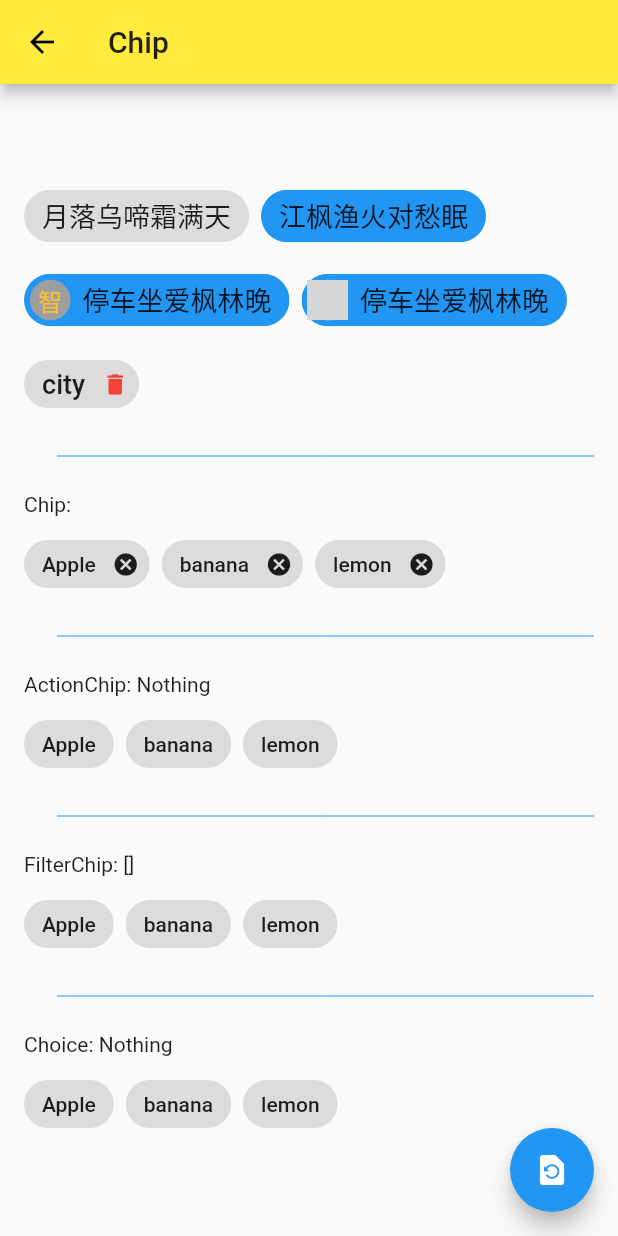
After one commit to potDevil/flutter_first_app, a Flutter app: the screen it shows after launch, after a tap on "Chip", on a phone screen of 412 x 824 dp. The commit adds this screen. Run offline on Flutter 3.47's test engine with Material 2 defaults, Android fonts, the phone set to English and light mode, and no system bars; network calls fail; grey boxes are pictures that could not be loaded.

Commit message:
Flutter移动应用:MDC

```diff
--- /dev/null
+++ b/lib/demo/MDC/chip_demo.dart
@@ -0,0 +1,233 @@
+///Created by fuzhi on 2019-06-13
+
+import 'package:flutter/material.dart';
+
+class ChipDemo extends StatefulWidget {
+  @override
+  _ChipDemoState createState() => _ChipDemoState();
+}
+
+class _ChipDemoState extends State<ChipDemo> {
+  List<String> _tags = [
+    'Apple',
+    'banana',
+    'lemon',
+  ];
+
+  String _action = 'Nothing';
+
+  List<String> _selected = [];
+
+  String _choice = 'Nothing';
+
+  @override
+  Widget build(BuildContext context) {
+    return Scaffold(
+      appBar: AppBar(
+        title: Text('Chip'),
+      ),
+      body: Container(
+        padding: EdgeInsets.all(16.0),
+        child: Column(
+          mainAxisAlignment: MainAxisAlignment.center,
+          children: <Widget>[
+            Wrap(
+              spacing: 8.0,
+              // 行与行之间的间隔
+              runSpacing: 8.0,
+              children: <Widget>[
+                Chip(
+                  label: Text(
+                    '月落乌啼霜满天',
+                    style: TextStyle(
+                      fontSize: 18,
+                    ),
+                  ),
+                ),
+                Chip(
+                  label: Text(
+                    '江枫渔火对愁眠',
+                    style: TextStyle(
+                      fontSize: 18,
+                    ),
+                  ),
+                  backgroundColor: Colors.blue,
+                ),
+                Chip(
+                  label: Text(
+                    '停车坐爱枫林晚',
+                    style: TextStyle(
+                      fontSize: 18,
+                    ),
+                  ),
+                  backgroundColor: Colors.blue,
+                  avatar: CircleAvatar(
+                    backgroundColor: Colors.grey,
+                    child: Text('智'),
+                  ),
+                ),
+                Chip(
+                  label: Text(
+                    '停车坐爱枫林晚',
+                    style: TextStyle(
+                      fontSize: 18,
+                    ),
+                  ),
+                  backgroundColor: Colors.blue,
+                  avatar: CircleAvatar(
+                    backgroundImage: NetworkImage(
+                      'https://ss1.bdstatic.com/70cFvXSh_Q1YnxGkpoWK1HF6hhy/it/u=2882626737,2721711986&fm=27&gp=0.jpg',
+                    ),
+                  ),
+                ),
+                // 删除小按钮
+                Chip(
+                  label: Text(
+                    'city',
+                    style: TextStyle(fontSize: 18),
+                  ),
+                  onDeleted: () {},
+                  deleteIcon: Icon(Icons.delete),
+                  deleteIconColor: Colors.red,
+                  // 长按小图标出现的文字
+                  deleteButtonTooltipMessage: 'delete',
+                ),
+                // ------------------------------------------------
+                // 分割线
+                Divider(
+                  // 颜色-蓝色
+                  color: Colors.blue,
+                  // 离上边的高度
+                  height: 32,
+                  // 距离左边的缩进
+                  indent: 22,
+                ),
+                Container(
+                  width: double.infinity,
+                  child: Text('Chip:'),
+                ),
+                Wrap(
+                  spacing: 8.0,
+                  children: _tags.map((item) {
+                    return Chip(
+                      label: Text(item),
+                      onDeleted: () {
+                        setState(() {
+                          _tags.remove(item);
+                        });
+                      },
+                    );
+                  }).toList(),
+                ),
+                // ------------------------------------------------
+                Divider(
+                  color: Colors.blue,
+                  height: 32,
+                  indent: 22,
+                ),
+                Container(
+//                  padding: EdgeInsets.fromLTRB(8, 0, 0, 0),
+//                  child: Row(
+//                    children: <Widget>[
+//                      Text('Action: $_action'),
+//                    ],
+//                  ),
+                  width: double.infinity,
+                  child: Text('ActionChip: $_action'),
+                ),
+                Wrap(
+                  spacing: 8.0,
+                  children: _tags.map((item) {
+                    // 动作chip
+                    return ActionChip(
+                      label: Text(item),
+                      onPressed: () {
+                        setState(() {
+                          _action = item;
+                        });
+                      },
+                    );
+                  }).toList(),
+                ),
+                // ------------------------------------------------
+                Divider(
+                  color: Colors.blue,
+                  height: 32,
+                  indent: 22,
+                ),
+                Container(
+                  width: double.infinity,
+                  child: Text('FilterChip: ${_selected.toString()}'),
+                ),
+                Wrap(
+                  spacing: 8.0,
+                  children: _tags.map((tag) {
+                    // 动作chip
+                    return FilterChip(
+                      label: Text(tag),
+                      selected: _selected.contains(tag),
+                      onSelected: (bool) {
+                        setState(() {
+                          if(bool) {
+                            _selected.add(tag);
+                          } else {
+                            _selected.remove(tag);
+                          }
+                        });
+                      },
+                    );
+                  }).toList(),
+                ),
+                // ------------------------------------------------
+                Divider(
+                  color: Colors.blue,
+                  height: 32,
+                  indent: 22,
+                ),
+                Container(
+                  width: double.infinity,
+                  child: Text('Choice: $_choice'),
+                ),
+                Wrap(
+                  spacing: 8.0,
+                  children: _tags.map((tag) {
+                    // 动作chip
+                    return ChoiceChip(
+                      label: Text(tag),
+                      selectedColor: Colors.red,
+                      selected: tag == _choice,
+                      onSelected: (bool){
+                        setState(() {
+                          if(bool) {
+                            _choice = tag;
+                          }
+                        });
+                      },
+                    );
+                  }).toList(),
+                ),
+              ],
+            ),
+          ],
+        ),
+      ),
+      // 点击恢复小按钮
+      floatingActionButton: FloatingActionButton(
+        child: Icon(Icons.restore_page),
+        onPressed: () {
+          setState(() {
+            _tags = [
+              'Apple',
+              'banana',
+              'lemon',
+            ];
+
+            _selected = [];// FilterChip重置选中的button
+
+            _choice = '';// ChoiceChip重置选中的button
+          });
+        },
+      ),
+    );
+  }
+}
--- a/lib/demo/expansion_panel_demo.dart
+++ b/lib/demo/expansion_panel_demo.dart
@@ -71,6 +71,7 @@ class _ExpansionPanelDemoState extends State<ExpansionPanelDemo> {
                 });
               },
               // TODO List.map().toList() 不懂什么意思 flutter从入门到精通-12章对话框-12小节ExpansionPanel:面板列表项目
+              // 通过查资料解答: List.map().toList() 是iterable提供了map方法，来处理每一个集合中的对象，并返回一个结果,最后再把结果转换为一个List集合
               children: _expansionPanelItem.map(
                 (ExpansionPanelItem item) {
                   return ExpansionPanel(
--- a/lib/demo/material_components.dart
+++ b/lib/demo/material_components.dart
@@ -1,6 +1,11 @@
 ///Created by fuzhi on 2019-06-04
 
 import 'package:flutter/material.dart';
+import 'MDC/card_demo.dart';
+import 'MDC/chip_demo.dart';
+import 'MDC/data_table_demo.dart';
+import 'MDC/paginated_data_table_demo.dart';
+import 'MDC/stepper_demo.dart';
 import 'alert_dialog_demo.dart';
 import 'bottom_sheet_demo.dart';
 import 'expansion_panel_demo.dart';
@@ -28,6 +33,26 @@ class MaterialComponents extends StatelessWidget {
       ),
       body: ListView(
         children: <Widget>[
+          ListItem(
+            title: 'Stepper',
+            page: StepperDemo(),
+          ),
+          ListItem(
+            title: 'Card',
+            page: CardDemo(),
+          ),
+          ListItem(
+            title: 'PaginatedDataTable',
+            page: PaginatedDataTableDemo(),
+          ),
+          ListItem(
+            title: 'DataTable',
+            page: DataTableDemo(),
+          ),
+          ListItem(
+            title: 'Chip',
+            page: ChipDemo(),
+          ),
           ListItem(
             // 展开或者收缩面板
             title: 'ExpansionPanel',
```
Also changed, not shown: lib/demo/MDC/card_demo.dart (added, +81 -0 lines), lib/demo/MDC/data_table_demo.dart (added, +86 -0 lines), lib/demo/MDC/paginated_data_table_demo.dart (added, +111 -0 lines), lib/demo/MDC/stepper_demo.dart (added, +76 -0 lines).
